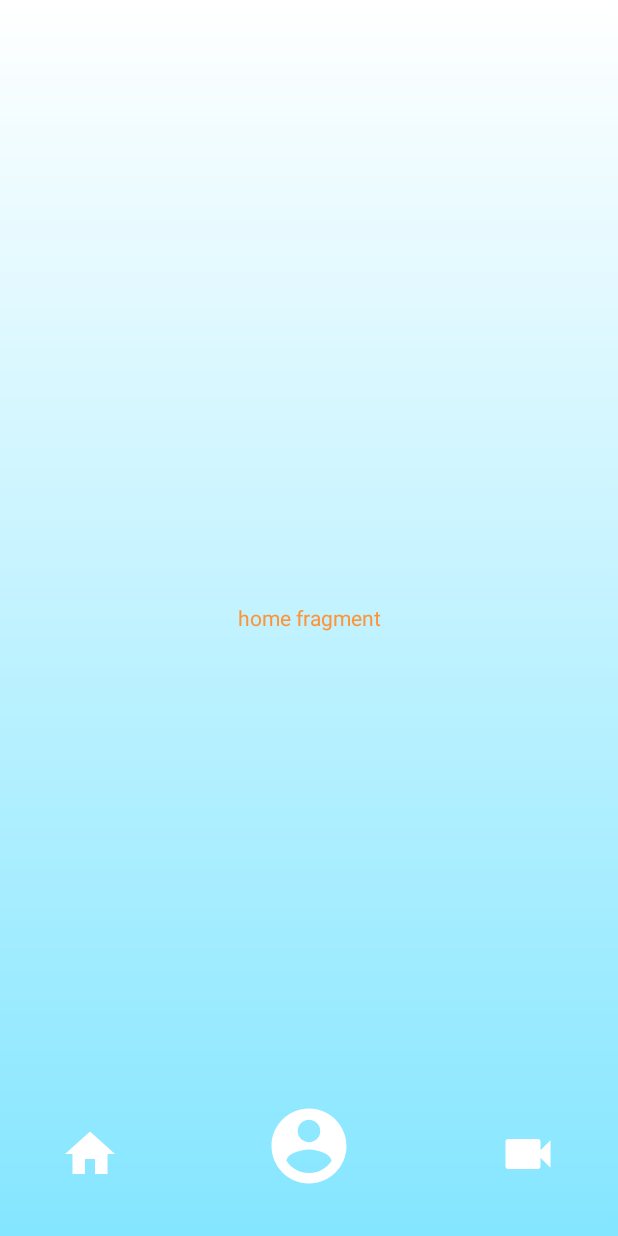
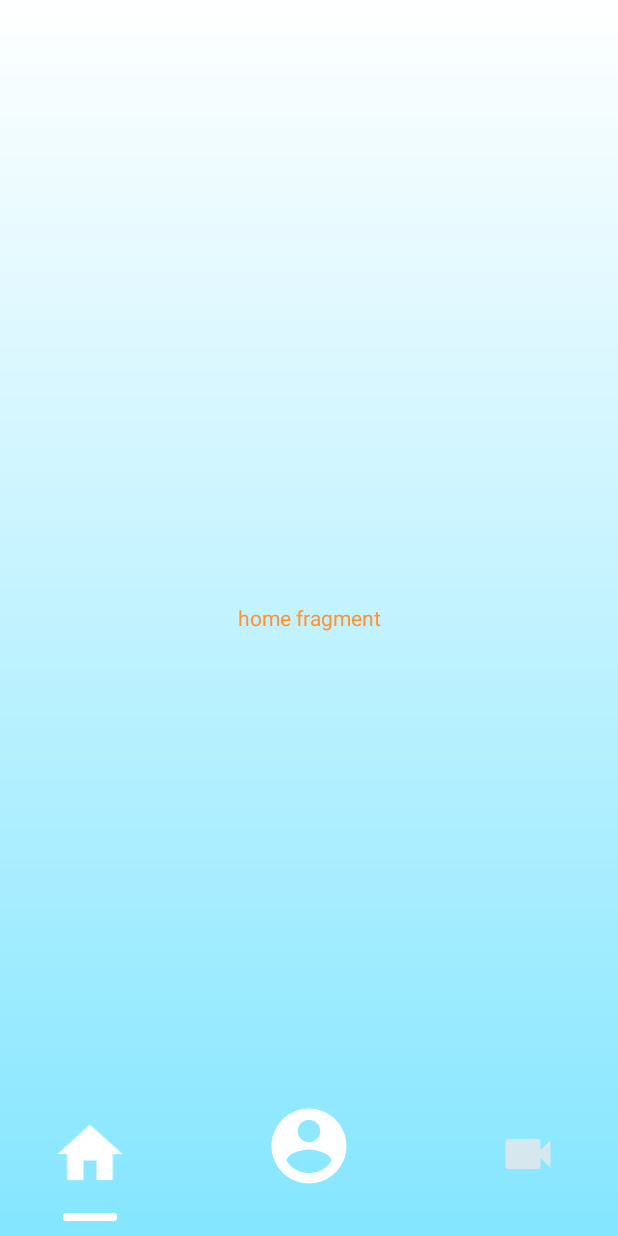
Before and after one commit to krglaws/Pelican, an Android app: the screen it shows after launch once a user with an empty profile is signed in (MainActivity), on a phone screen of 412 x 824 dp. Run offline under Robolectric (Android 15) with nearby library versions, the phone set to English and light mode, and no system bars; our stand-ins replace Firebase (no records; nobody signed in at launch, a user with empty details on screens opened directly).

Commit message:
animation/interaction for tabs

```diff
--- a/app/src/main/java/pelican/pelican/MainActivity.java
+++ b/app/src/main/java/pelican/pelican/MainActivity.java
@@ -24,6 +24,9 @@ public class MainActivity extends AppCompatActivity {
         mViewPager.setAdapter(adapterViewPager);
         mViewPager.setCurrentItem(position);
         mViewPager.setPageTransformer(true, new CustomPageTransformer());
+
+        TabsView tabsView = findViewById(R.id.tabsView);
+        tabsView.setViewPager(mViewPager);
     }
     //custom pager adapter
     private static class CustomPagerAdapter extends FragmentPagerAdapter {
--- a/app/src/main/java/pelican/pelican/TabsView.java
+++ b/app/src/main/java/pelican/pelican/TabsView.java
@@ -1,11 +1,16 @@
 package pelican.pelican;
 
+import android.animation.ArgbEvaluator;
 import android.content.Context;
 import android.support.annotation.NonNull;
 import android.support.annotation.Nullable;
+import android.support.v4.content.ContextCompat;
 import android.support.v4.view.ViewPager;
 import android.util.AttributeSet;
+import android.util.TypedValue;
 import android.view.LayoutInflater;
+import android.view.View;
+import android.view.ViewTreeObserver;
 import android.widget.FrameLayout;
 import android.widget.ImageView;
 
@@ -18,6 +23,11 @@ public class TabsView extends FrameLayout implements ViewPager.OnPageChangeListe
     private ImageView recordButton;
     private ImageView homeButton;
     private ImageView cameraButton;
+    private ImageView line;
+    private ArgbEvaluator mArgbEval;
+    private int mainColor;
+    private int fadeColor;
+    private int viewTranslationX;
 
     public TabsView(@NonNull Context context) {
         this(context, null);
@@ -32,16 +42,76 @@ public class TabsView extends FrameLayout implements ViewPager.OnPageChangeListe
         init();
     }
 
+    public void setViewPager(final ViewPager viewPager){
+        viewPager.addOnPageChangeListener(this);
+
+        homeButton.setOnClickListener(new OnClickListener() {
+            @Override
+            public void onClick(View view) {
+                if (viewPager.getCurrentItem() != 0) viewPager.setCurrentItem(0);
+            }
+        });
+
+        cameraButton.setOnClickListener(new OnClickListener() {
+            @Override
+            public void onClick(View view) {
+                if (viewPager.getCurrentItem() != 1) viewPager.setCurrentItem(1);
+            }
+        });
+    }
+
     private void init(){
         LayoutInflater.from(getContext()).inflate(R.layout.tabs, this, true);
         recordButton = findViewById(R.id.recordButton);
         homeButton = findViewById(R.id.homeButton);
         cameraButton = findViewById(R.id.cameraButton);
+
+        line = findViewById(R.id.line);
+        mArgbEval = new ArgbEvaluator();
+
+        //int translationValue = (int) TypedValue.applyDimension(TypedValue.COMPLEX_UNIT_DIP, 80, getResources().getDisplayMetrics());
+
+        line.getViewTreeObserver().addOnGlobalLayoutListener(new ViewTreeObserver.OnGlobalLayoutListener() {
+            @Override
+            public void onGlobalLayout() {
+                viewTranslationX = (int) (homeButton.getX() - cameraButton.getX());
+                line.getViewTreeObserver().removeOnGlobalLayoutListener(this);
+            }
+        });
+
+        mainColor = ContextCompat.getColor(getContext(), R.color.white);
+        fadeColor = ContextCompat.getColor(getContext(), R.color.gray);
     }
 
     @Override
     public void onPageScrolled(int position, float positionOffset, int positionOffsetPixels) {
+        if (position == 0){
+            int color = (int) mArgbEval.evaluate(1-positionOffset, mainColor, fadeColor);
+            int newColor = (int) mArgbEval.evaluate(positionOffset, mainColor, fadeColor);
+            homeButton.setColorFilter(newColor);
+            cameraButton.setColorFilter(color);
+            homeButton.setAlpha(0.8F + (1 - positionOffset));
+            cameraButton.setAlpha(0.8F + positionOffset);
 
+            //scale
+            homeButton.setScaleX(1 + (0.3F * (1 - positionOffset)));
+            homeButton.setScaleY(1 + (0.3F * (1 - positionOffset)));
+            cameraButton.setScaleX(1 + (0.3F * (positionOffset)));
+            cameraButton.setScaleY(1 + (0.3F * (positionOffset)));
+
+            line.setTranslationX(-(viewTranslationX * (positionOffset)));
+        }
+        else {
+            int color = (int) mArgbEval.evaluate(1-positionOffset, mainColor, fadeColor);
+            int newColor = (int) mArgbEval.evaluate(positionOffset, mainColor, fadeColor);
+            homeButton.setColorFilter(color);
+            cameraButton.setColorFilter(newColor);
+            homeButton.setAlpha(0.8F + positionOffset);
+            cameraButton.setAlpha(0.8F + (1 - positionOffset));
+
+            line.setTranslationX(-(viewTranslationX * (1-positionOffset)));
+
+        }
     }
 
     @Override
@@ -53,4 +123,6 @@ public class TabsView extends FrameLayout implements ViewPager.OnPageChangeListe
     public void onPageScrollStateChanged(int state) {
 
     }
+
+
 }
--- /dev/null
+++ b/app/src/main/res/drawable/indicator.xml
@@ -0,0 +1,6 @@
+<?xml version="1.0" encoding="utf-8"?>
+<shape xmlns:android="http://schemas.android.com/apk/res/android"
+    android:shape="rectangle">
+    <corners android:radius="2dp"/>
+    <solid android:color="@color/white"/>
+</shape>
--- a/app/src/main/res/layout/tabs.xml
+++ b/app/src/main/res/layout/tabs.xml
@@ -22,5 +22,13 @@
         android:src="@drawable/ic_videocam_24dp"
         android:layout_marginTop="25dp"
         android:layout_marginRight="40dp"/>
+    <ImageView
+        android:id="@+id/line"
+        android:layout_width="36dp"
+        android:layout_height="5dp"
+        android:layout_gravity="start|bottom"
+        android:layout_marginLeft="42dp"
+        android:layout_marginBottom="10dp"
+        android:src="@drawable/indicator"/>
 
 </FrameLayout>
--- a/app/src/main/res/values/colors.xml
+++ b/app/src/main/res/values/colors.xml
@@ -10,4 +10,5 @@
     <color name="orange">#ff9a4c</color>
     <color name="blue">#2894ff</color>
     <color name="limegreen">#3cd80d</color>
+    <color name="gray">#e9e9e9</color>
 </resources>
```
